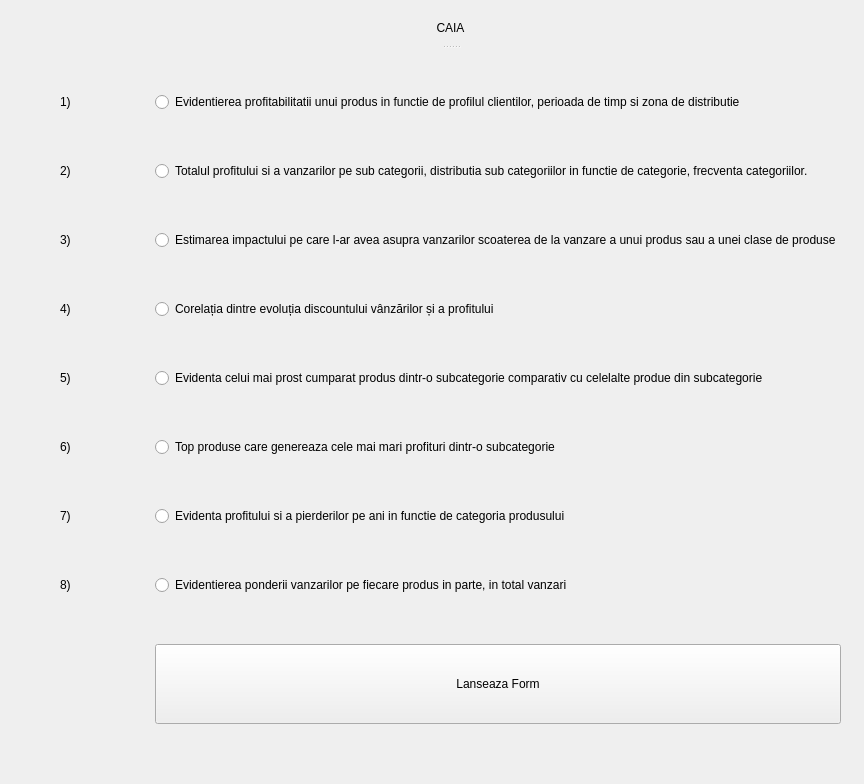
Qt form views/MainWindowForm.ui (cojocariudaniel1/StatisticProject) before a commit.
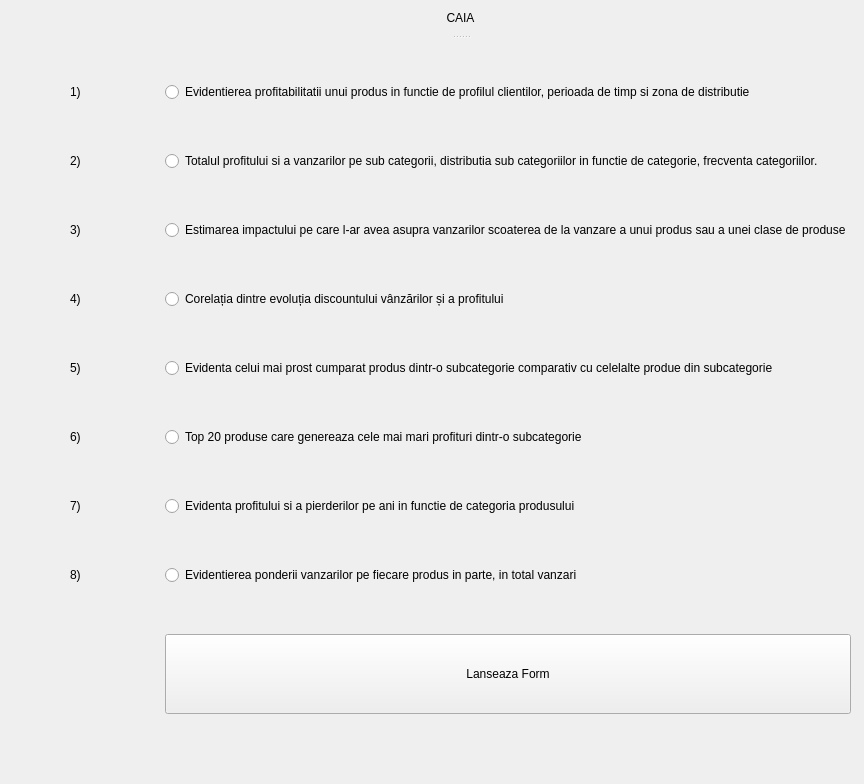
The same form after that commit.

What changed in the file:
```diff
--- a/views/MainWindowForm.ui
+++ b/views/MainWindowForm.ui
@@ -17,8 +17,8 @@
    <widget class="QSplitter" name="splitter">
     <property name="geometry">
      <rect>
-      <x>60</x>
-      <y>10</y>
+      <x>70</x>
+      <y>0</y>
       <width>781</width>
       <height>761</height>
      </rect>
@@ -49,7 +49,7 @@
       <item row="5" column="1">
        <widget class="QRadioButton" name="form6">
         <property name="text">
-         <string>Top produse care genereaza cele mai mari profituri dintr-o subcategorie</string>
+         <string>Top 20 produse care genereaza cele mai mari profituri dintr-o subcategorie</string>
         </property>
        </widget>
       </item>
```
